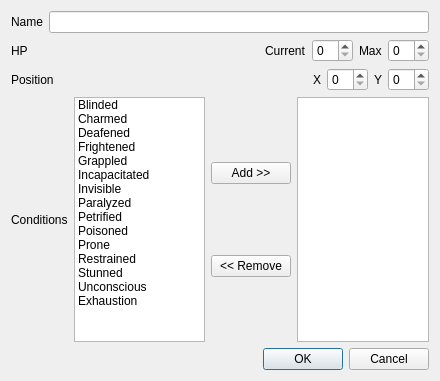
Qt form src/playereditdialog.ui (FastForwardTech/Battleplan) before a commit.
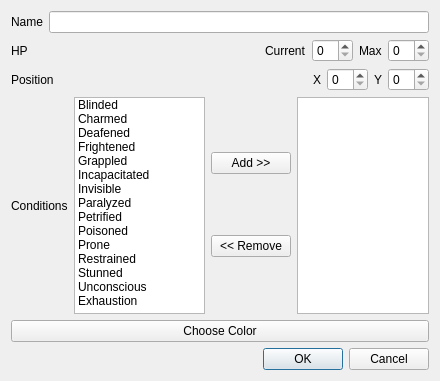
The same form after that commit.

Commit message: Add ability to change player color when editing

```diff
--- a/src/playereditdialog.ui
+++ b/src/playereditdialog.ui
@@ -227,6 +227,13 @@
      </item>
     </layout>
    </item>
+   <item>
+    <widget class="QPushButton" name="pushButton_Color">
+     <property name="text">
+      <string>Choose Color</string>
+     </property>
+    </widget>
+   </item>
    <item>
     <widget class="QDialogButtonBox" name="buttonBox">
      <property name="orientation">
```
The commit also changes 2 other files.
